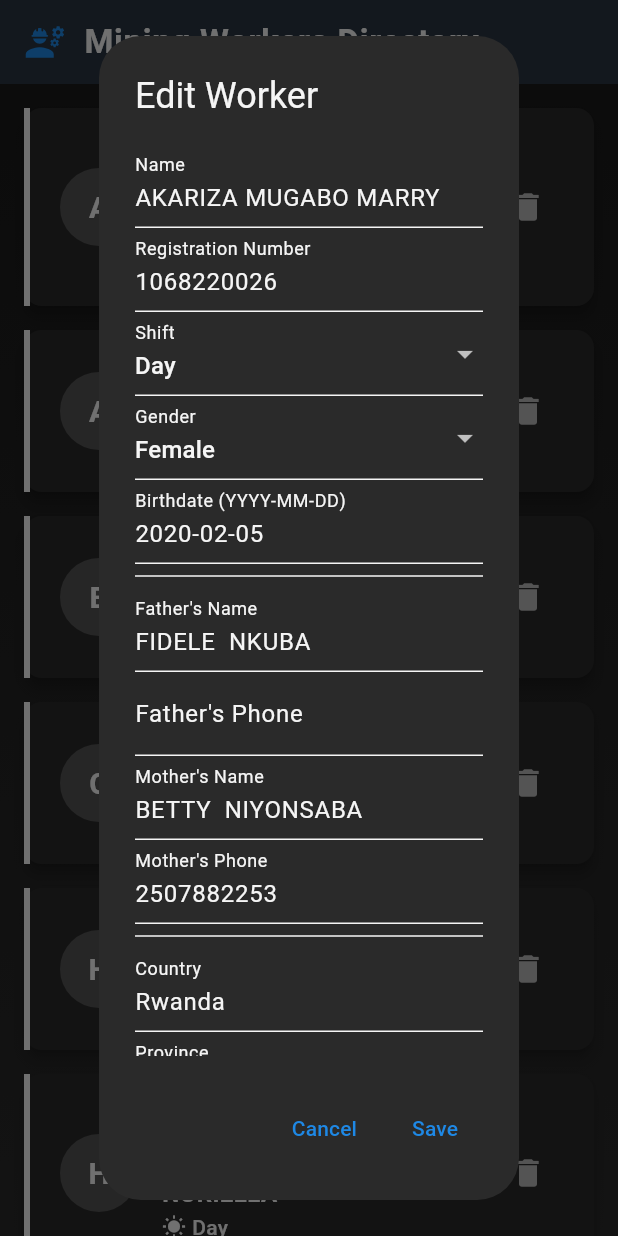
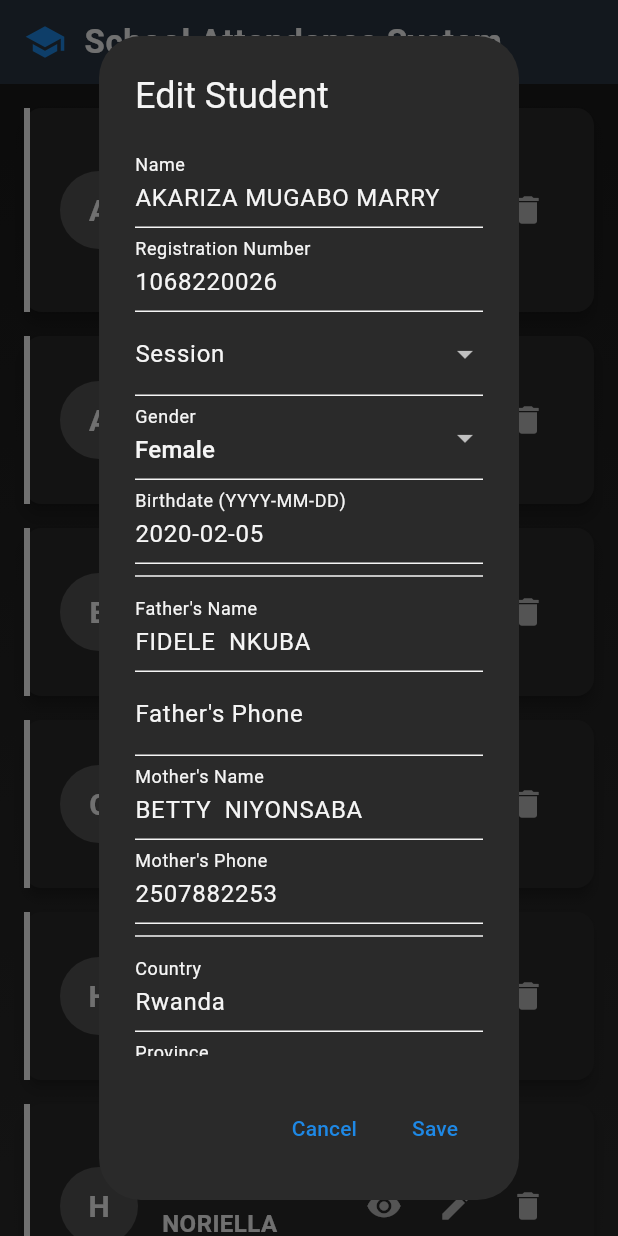
Before and after one commit to leoenovate/zenda, a Flutter app: the screen it shows after launch, after a tap on the "edit" icon, on a phone screen of 412 x 824 dp. Run offline on Flutter 3.47's test engine with Material 3 defaults, Android fonts, the light colour scheme and no system bars.

Commit message:
Refactor main.dart to rename 'Mining Workers' to 'School Attendance System' and update period terminology from 'Day/Night' to 'Morning/Afternoon' for better alignment with application purpose.

```diff
--- a/lib/main.dart
+++ b/lib/main.dart
@@ -12,7 +12,7 @@
   @override
   Widget build(BuildContext context) {
     return MaterialApp(
-      title: 'zenda Mining Workers',
+      title: 'School Attendance System',
       theme: ThemeData(
         useMaterial3: true,
         colorScheme: ColorScheme.dark(
@@ -93,7 +93,7 @@
 
   // Helper method to validate period
   static bool isValidPeriod(String period) {
-    return ['Day', 'Night'].contains(period);
+    return ['Morning', 'Afternoon'].contains(period);
   }
 
   // Helper method to get short form of period
@@ -183,11 +183,11 @@
         String sector = worker.sector ?? '';
         String cell = worker.cell ?? '';
 
-        // Simplify period to Day/Night
+        // Simplify period to Morning/Afternoon
         String period = worker.period;
 
         return AlertDialog(
-          title: const Text('Edit Worker'),
+          title: const Text('Edit Student'),
           content: SingleChildScrollView(
             child: Column(
               mainAxisSize: MainAxisSize.min,
@@ -204,8 +204,8 @@
                 ),
                 DropdownButtonFormField<String>(
                   value: period,
-                  decoration: const InputDecoration(labelText: 'Shift'),
-                  items: ['Day', 'Night'].map((String value) {
+                  decoration: const InputDecoration(labelText: 'Session'),
+                  items: ['Morning', 'Afternoon'].map((String value) {
                     return DropdownMenuItem<String>(
                       value: value,
                       child: Text(value),
@@ -323,8 +323,8 @@
     showDialog(
       context: context,
       builder: (context) => AlertDialog(
-        title: const Text('Delete Worker'),
-        content: const Text('Are you sure you want to delete this worker?'),
+        title: const Text('Delete Student'),
+        content: const Text('Are you sure you want to delete this student?'),
         actions: [
           TextButton(
             onPressed: () => Navigator.pop(context),
@@ -388,12 +388,13 @@
               Row(
                 children: [
                   Icon(
-                    worker.period == 'Night'
-                        ? Icons.nightlight_round
-                        : Icons.wb_sunny,
-                    color: worker.period == 'Night'
-                        ? const Color(0xFF6C63FF)
-                        : const Color(0xFFD4AF37),
+                    worker.period == 'Afternoon'
+                        ? Icons.wb_sunny
+                        : Icons.brightness_5,
+                    color: worker.period == 'Afternoon'
+                        ? const Color(0xFF1E88E5)
+                        : const Color(0xFFF5F5F5),
+                    size: 24,
                   ),
                   const SizedBox(width: 12),
                   Expanded(
@@ -579,13 +580,13 @@
         title: Row(
           children: [
             Icon(
-              Icons.engineering,
+              Icons.school,
               color: Theme.of(context).colorScheme.primary,
               size: 28,
             ),
             const SizedBox(width: 12),
             const Text(
-              'Mining Workers Directory',
+              'School Attendance System',
               style: TextStyle(
                 fontWeight: FontWeight.bold,
                 letterSpacing: 0.5,
@@ -620,9 +621,9 @@
                       decoration: BoxDecoration(
                         border: Border(
                           left: BorderSide(
-                            color: worker.period == 'Night'
-                                ? const Color(0xFF1E88E5) // School blue for night shift
-                                : const Color(0xFFF5F5F5), // Light gray/white for day shift
+                            color: worker.period == 'Afternoon'
+                                ? const Color(0xFF1E88E5) // School blue for afternoon session
+                                : const Color(0xFFF5F5F5), // Light gray/white for morning session
                             width: 4,
                           ),
                         ),
@@ -633,14 +634,14 @@
                           vertical: 12,
                         ),
                         leading: CircleAvatar(
-                          backgroundColor: worker.period == 'Night'
+                          backgroundColor: worker.period == 'Afternoon'
                               ? const Color(0xFF1E88E5).withOpacity(0.2)
                               : const Color(0xFFF5F5F5).withOpacity(0.2),
                           radius: 26,
                           child: Text(
                             worker.name[0],
                             style: TextStyle(
-                              color: worker.period == 'Night'
+                              color: worker.period == 'Afternoon'
                                   ? const Color(0xFF1E88E5)
                                   : const Color(0xFFF5F5F5),
                               fontSize: 20,
@@ -659,11 +660,10 @@
                         subtitle: Row(
                           children: [
                             Icon(
-                              worker.period == 'Night'
-                                  ? Icons.nightlight_round
-                                  : Icons.wb_sunny,
-                              size: 16,
-                              color: worker.period == 'Night'
+                              worker.period == 'Afternoon'
+                                  ? Icons.wb_sunny
+                                  : Icons.brightness_5,
+                              color: worker.period == 'Afternoon'
                                   ? const Color(0xFF1E88E5)
                                   : const Color(0xFFF5F5F5),
                             ),
@@ -671,7 +671,7 @@
                             Text(
                               worker.period,
                               style: TextStyle(
-                                color: worker.period == 'Night'
+                                color: worker.period == 'Afternoon'
                                     ? const Color(0xFF1E88E5)
                                     : const Color(0xFFF5F5F5),
                                 fontWeight: FontWeight.w500,
@@ -691,13 +691,13 @@
                             IconButton(
                               icon: const Icon(Icons.edit),
                               onPressed: () => _editWorker(index),
-                              tooltip: 'Edit Worker',
+                              tooltip: 'Edit Student',
                               color: Theme.of(context).colorScheme.onSurface.withOpacity(0.7),
                             ),
                             IconButton(
                               icon: const Icon(Icons.delete),
                               onPressed: () => _deleteWorker(index),
-                              tooltip: 'Delete Worker',
+                              tooltip: 'Delete Student',
                               color: Theme.of(context).colorScheme.onSurface.withOpacity(0.7),
                             ),
                           ],
```
